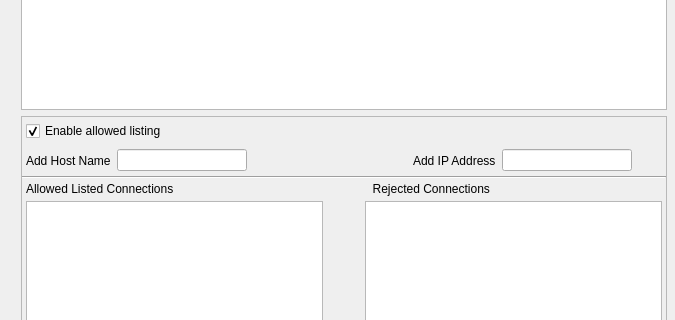
The window that Code/Tools/AssetProcessor/native/ui/MainWindow.ui (Zee2401/o3de) describes before a commit, drawn with Qt 5; both pictures show x 125 to 800 and y 194 to 514 of the 800 by 600 pixel window.
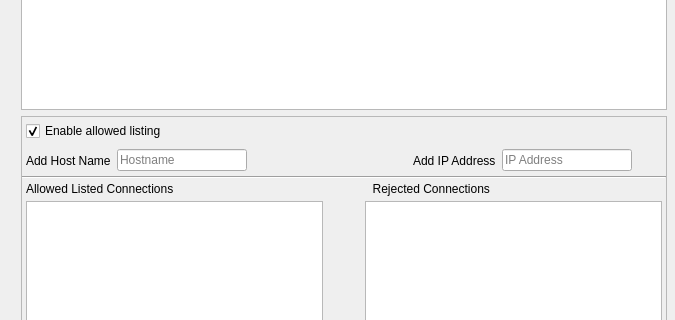
The same window after the commit. The open tabs and pages were chosen to show the change. Icons and pictures are not drawn. Custom widgets are drawn as their Qt base class.

Commit message: 🎨 Palette: Standardize Asset Processor UI for accessibility and UX

```diff
--- a/Code/Tools/AssetProcessor/native/ui/MainWindow.ui
+++ b/Code/Tools/AssetProcessor/native/ui/MainWindow.ui
@@ -988,7 +988,14 @@
                  </widget>
                 </item>
                 <item>
-                 <widget class="QLineEdit" name="allowedListAddHostNameLineEdit"/>
+                 <widget class="QLineEdit" name="allowedListAddHostNameLineEdit">
+                  <property name="placeholderText">
+                   <string>Hostname</string>
+                  </property>
+                  <property name="clearButtonEnabled">
+                   <bool>true</bool>
+                  </property>
+                 </widget>
                 </item>
                 <item>
                  <widget class="QToolButton" name="allowedListAddHostNameToolButton">
@@ -1031,7 +1038,14 @@
                  </widget>
                 </item>
                 <item>
-                 <widget class="QLineEdit" name="allowedListAddIPLineEdit"/>
+                 <widget class="QLineEdit" name="allowedListAddIPLineEdit">
+                  <property name="placeholderText">
+                   <string>IP Address</string>
+                  </property>
+                  <property name="clearButtonEnabled">
+                   <bool>true</bool>
+                  </property>
+                 </widget>
                 </item>
                 <item>
                  <widget class="QToolButton" name="allowedListAddIPToolButton">
```
Left out of the diff: 24 changed lines with no effect on the pictures. The commit also changes 1 other file.
